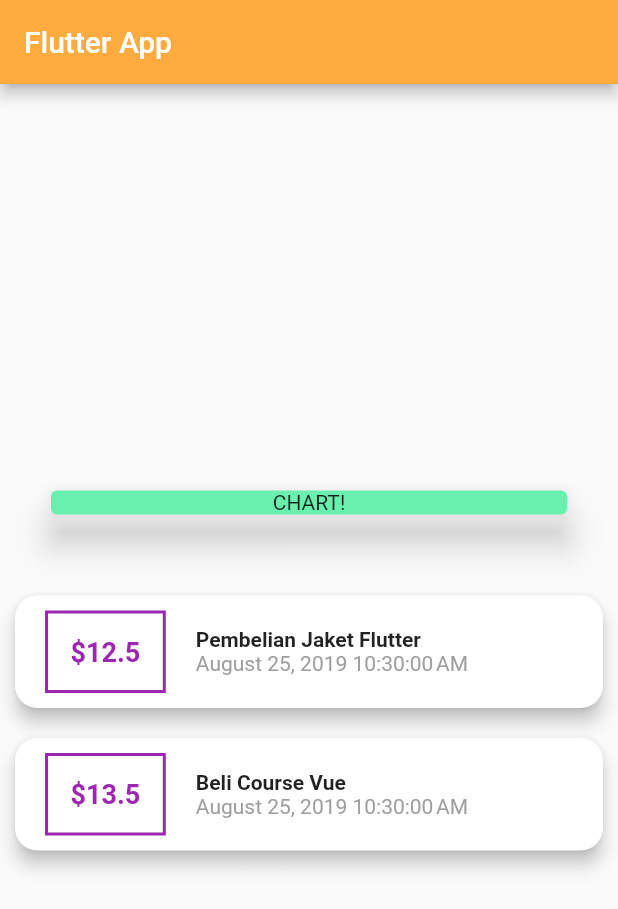
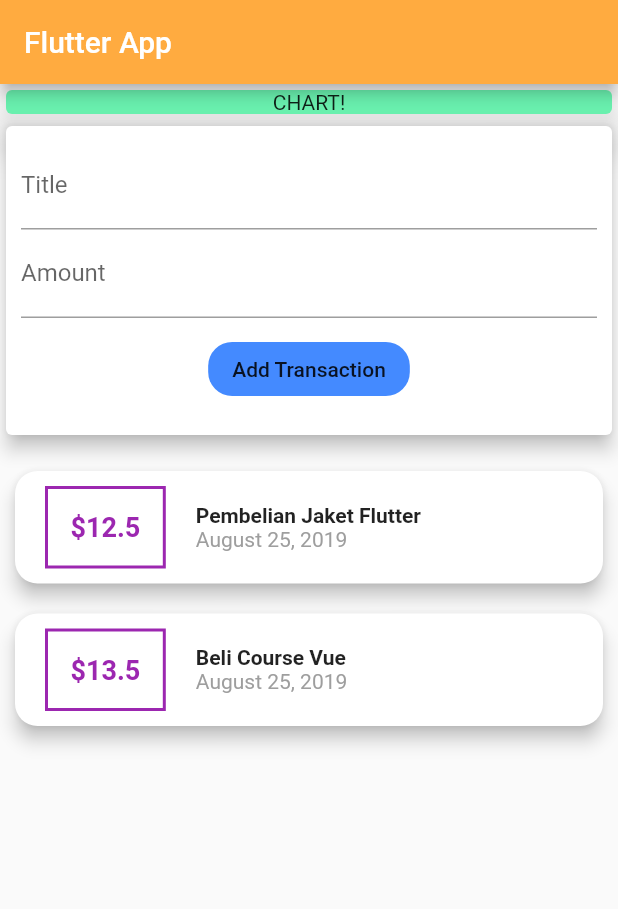
Before and after one commit to Aditprayogo/TransactionList_app, a Flutter app: the screen it shows after launch, on a phone screen of 412 x 824 dp. Shown: the top 909 px of the screen. Run offline on Flutter 3.47's test engine with Material 2 defaults, Android fonts, the phone set to English and light mode, and no system bars.

Commit message:
seprated widget to transaction list and make model that can hold user transaction

```diff
--- a/lib/main.dart
+++ b/lib/main.dart
@@ -1,7 +1,9 @@
 import 'package:flutter/material.dart';
 import 'package:intl/intl.dart';
 
-import './transaction.dart';
+import './models/transaction.dart';
+
+import './widgets/transaction_list.dart';
 
 void main() => runApp(MyApp());
 
@@ -17,21 +19,12 @@ class MyApp extends StatelessWidget {
 }
 
 class MyHomePage extends StatelessWidget {
-  // Tell dart of transaction will hold value of Transaction
-  final List<Transaction> transaction = [
-    Transaction(
-      id: 'a1',
-      title: 'Pembelian Jaket Flutter',
-      amount: 12.5,
-      date: DateTime.now(),
-    ),
-    Transaction(
-      id: 'a2',
-      title: 'Beli Course Vue',
-      amount: 13.5,
-      date: DateTime.now(),
-    ),
-  ];
+  // String titleInput;
+  // String textAmount;
+
+  // build in flutter mechanism
+  final titleController = TextEditingController();
+  final amountController = TextEditingController();
 
   @override
   Widget build(BuildContext context) {
@@ -40,13 +33,13 @@ class MyHomePage extends StatelessWidget {
           title: Text('Flutter App'),
           backgroundColor: Colors.orangeAccent,
         ),
-      body: Column(
-        crossAxisAlignment: CrossAxisAlignment.center,
-        mainAxisAlignment: MainAxisAlignment.center,
+        body: SingleChildScrollView(
+          child: Column(
+            crossAxisAlignment: CrossAxisAlignment.stretch,
+            // mainAxisAlignment: MainAxisAlignment.start,
             children: <Widget>[
               Container(
                 width: double.infinity,
-            padding: EdgeInsets.all(30),
                 child: Card(
                   color: Colors.greenAccent,
                   elevation: 10,
@@ -56,73 +49,47 @@ class MyHomePage extends StatelessWidget {
                   ),
                 ),
               ),
-          // map transform to list of objct to list of widgets
+              // Text Input
+              Card(
+                elevation: 5,
+                child: Container(
+                  padding: EdgeInsets.all(10),
+                  child: Column(
+                    children: <Widget>[
+                      TextField(
+                        decoration: InputDecoration(labelText: 'Title'),
+                        controller: titleController,
+                        // onChanged: (value) {
+                        //   titleInput = value;
+                        // },
+                      ),
+                      TextField(
+                        decoration: InputDecoration(labelText: 'Amount'),
+                        controller: amountController,
+                        // onChanged: (value) {
+                        //   textAmount = value;
+                        // },
+                      ),
+                      // BUtton add transaction
                       Container(
-            margin: EdgeInsets.all(10),
-            child: Column(
-              mainAxisAlignment: MainAxisAlignment.center,
-              crossAxisAlignment: CrossAxisAlignment.center,
-              // map transform to list of objct to list of widgets
-              children: transaction.map(
-                (tx) {
-                  return Card(
-                    margin: EdgeInsets.symmetric(
-                      vertical: 10,
+                        padding: EdgeInsets.all(10),
+                        child: FlatButton(
+                          shape: RoundedRectangleBorder(
+                            borderRadius: BorderRadius.circular(16),
                           ),
-                    shape: RoundedRectangleBorder(
-                      borderRadius: BorderRadius.circular(15),
+                          color: Colors.blueAccent,
+                          child: Text('Add Transaction'),
+                          onPressed: () {},
                         ),
-                    elevation: 5,
-                    child: Row(
-                      children: <Widget>[
-                        Container(
-                          padding: EdgeInsets.all(15),
-                          margin: EdgeInsets.symmetric(
-                            vertical: 10,
-                            horizontal: 20,
-                          ),
-                          decoration: BoxDecoration(
-                            border: Border.all(
-                              color: Colors.purple,
-                              width: 2,
-                            ),
-                          ),
-                          child: Text(
-                            // String Interpolation
-                            '\$${tx.amount}',
-                            style: TextStyle(
-                              color: Colors.purple,
-                              fontWeight: FontWeight.bold,
-                              fontSize: 18,
-                            ),
-                          ),
-                        ),
-                        Container(
-                          child: Column(
-                            crossAxisAlignment: CrossAxisAlignment.start,
-                            children: <Widget>[
-                              Text(
-                                tx.title,
-                                style: TextStyle(
-                                  fontWeight: FontWeight.bold,
-                                ),
-                              ),
-                              Text(
-                                DateFormat().format(tx.date),
-                                style: TextStyle(color: Colors.grey),
                       ),
                     ],
                   ),
                 ),
+              ),
+              // Widget Card untuk transaction list data
+              TransactionList(),
             ],
           ),
-                  );
-                },
-              ).toList(),
-            ),
-          ),
-        ],
-      ),
-    );
+        ));
   }
 }
--- /dev/null
+++ b/lib/widgets/transaction_list.dart
@@ -0,0 +1,95 @@
+import 'package:flutter/material.dart';
+
+import 'package:intl/intl.dart';
+
+import '../models/transaction.dart';
+
+class TransactionList extends StatefulWidget {
+  @override
+  _TransactionListState createState() => _TransactionListState();
+}
+
+class _TransactionListState extends State<TransactionList> {
+  // Tell dart of transaction will hold value of Transaction
+  final List<Transaction> _userTransactions = [
+    Transaction(
+      id: 'a1',
+      title: 'Pembelian Jaket Flutter',
+      amount: 12.5,
+      date: DateTime.now(),
+    ),
+    Transaction(
+      id: 'a2',
+      title: 'Beli Course Vue',
+      amount: 13.5,
+      date: DateTime.now(),
+    ),
+  ];
+
+  @override
+  Widget build(BuildContext context) {
+    return Container(
+      margin: EdgeInsets.all(10),
+      child: Column(
+        // map transform to list of objct to list of widgets
+        children: _userTransactions.map((tx) {
+          return Card(
+            margin: EdgeInsets.symmetric(
+              vertical: 10,
+            ),
+            shape: RoundedRectangleBorder(
+              borderRadius: BorderRadius.circular(15),
+            ),
+            elevation: 5,
+            child: Row(
+              children: <Widget>[
+                Container(
+                  padding: EdgeInsets.all(15),
+                  margin: EdgeInsets.symmetric(
+                    vertical: 10,
+                    horizontal: 20,
+                  ),
+                  decoration: BoxDecoration(
+                    border: Border.all(
+                      color: Colors.purple,
+                      width: 2,
+                    ),
+                  ),
+                  // Jumlah Amount
+                  child: Text(
+                    // String Interpolation
+                    '\$${tx.amount}',
+                    style: TextStyle(
+                      color: Colors.purple,
+                      fontWeight: FontWeight.bold,
+                      fontSize: 18,
+                    ),
+                  ),
+                ),
+                Container(
+                  child: Column(
+                    crossAxisAlignment: CrossAxisAlignment.start,
+                    children: <Widget>[
+                      // Text Untuk title
+                      Text(
+                        tx.title,
+                        style: TextStyle(
+                          fontWeight: FontWeight.bold,
+                        ),
+                      ),
+                      // Text Untuk Date
+                      Text(
+                        DateFormat.yMMMMd().format(tx.date),
+                        style: TextStyle(color: Colors.grey),
+                      ),
+                    ],
+                  ),
+                ),
+              ],
+            ),
+          );
+        }).toList(),
+      ),
+    );
+  }
+}
```
Also changed, not shown: lib/models/transaction.dart (renamed from lib/transaction.dart), lib/widgets/new_transaction.dart (added), lib/widgets/user_transaction.dart (added). Lines whose indentation alone changed are shown as unchanged.
